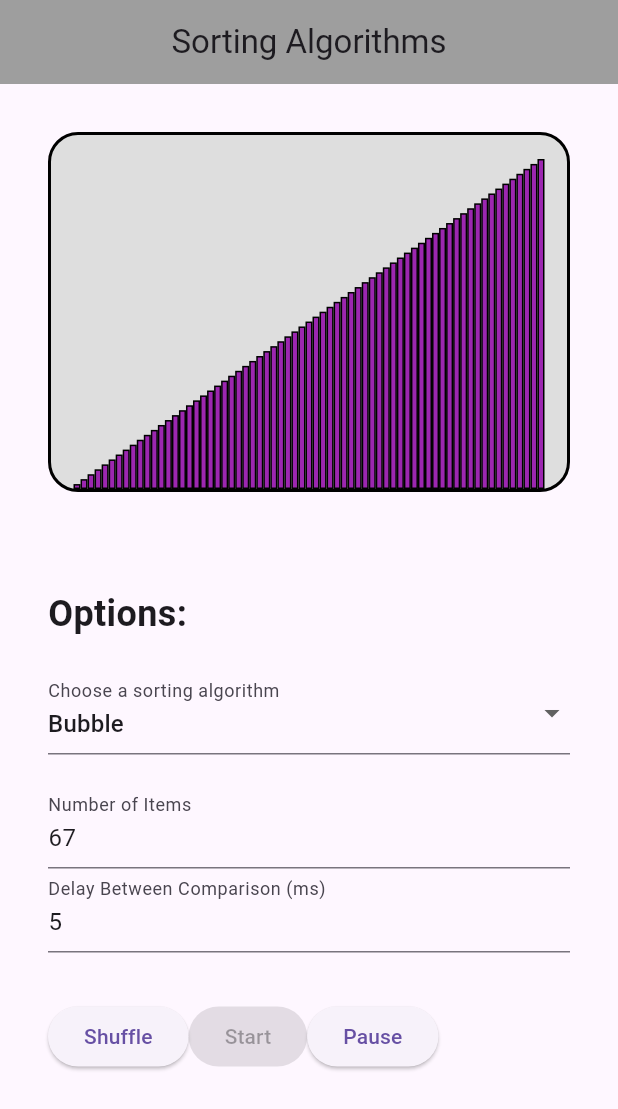
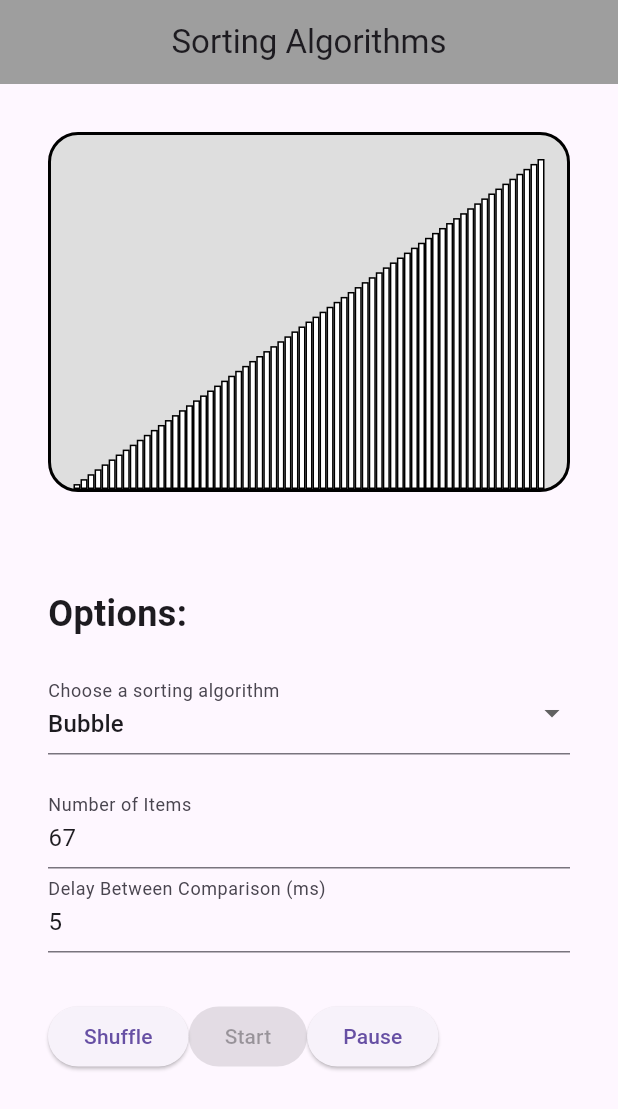
Before and after one commit to kaminaryu/sorting-algorithm-app, a Flutter app: the screen it shows after launch, on a phone screen of 412 x 824 dp. Shown: the top 1109 px of the screen. Run offline on Flutter 3.47's test engine with Material 3 defaults, Android fonts, the phone set to English and light mode, and no system bars.

Commit message:
Better bar limits
Also changed bar colors to white

```diff
--- a/lib/widgets/bars.dart
+++ b/lib/widgets/bars.dart
@@ -45,7 +45,7 @@ class _BarsContainerState extends State<BarsContainer> {
                         height: bar,
                         margin: EdgeInsets.symmetric(horizontal: 0),
                         decoration: BoxDecoration(
-                            color: Colors.purple,
+                            color: Colors.white,
                             border: Border.all(
                                 color: Colors.black,
                                 width: 1,
```
Also changed, not shown: lib/main.dart (+5 -2 lines).
